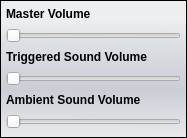
Qt form bin/data/ui/soundsettings.ui (realXtend/tundra) before a commit.
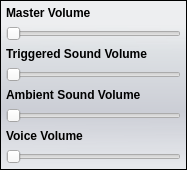
The same form after that commit.

Commit message: Removed unneeded dependency from CommunicationModule (OpenALAudioModule is used as a service, so there is no include or dll dependency.) Added voice volume control to sound settings. Added note about threading to audio module docs.

Patch:
```diff
--- a/bin/data/ui/soundsettings.ui
+++ b/bin/data/ui/soundsettings.ui
@@ -140,6 +140,32 @@
         </property>
        </widget>
       </item>
+      <item>
+       <widget class="QLabel" name="label_voice">
+        <property name="sizePolicy">
+         <sizepolicy hsizetype="Preferred" vsizetype="Maximum">
+          <horstretch>0</horstretch>
+          <verstretch>0</verstretch>
+         </sizepolicy>
+        </property>
+        <property name="font">
+         <font>
+          <weight>75</weight>
+          <bold>true</bold>
+         </font>
+        </property>
+        <property name="text">
+         <string>Voice Volume</string>
+        </property>
+       </widget>
+      </item>
+      <item>
+       <widget class="QSlider" name="slider_voice">
+        <property name="orientation">
+         <enum>Qt::Horizontal</enum>
+        </property>
+       </widget>
+      </item>
      </layout>
     </widget>
    </item>
```
The commit also changes 5 other files.
